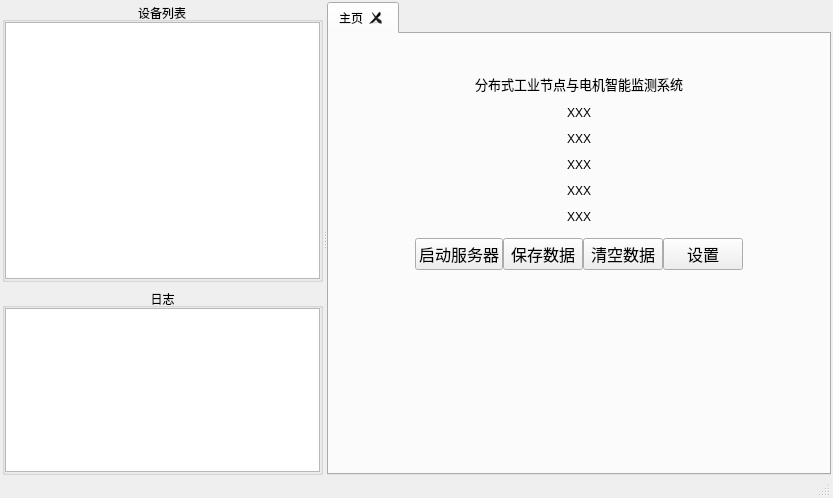
This is Qt/main_form.ui in BedTang/LAProject as Qt 5 draws it before an edit. The edited form follows.
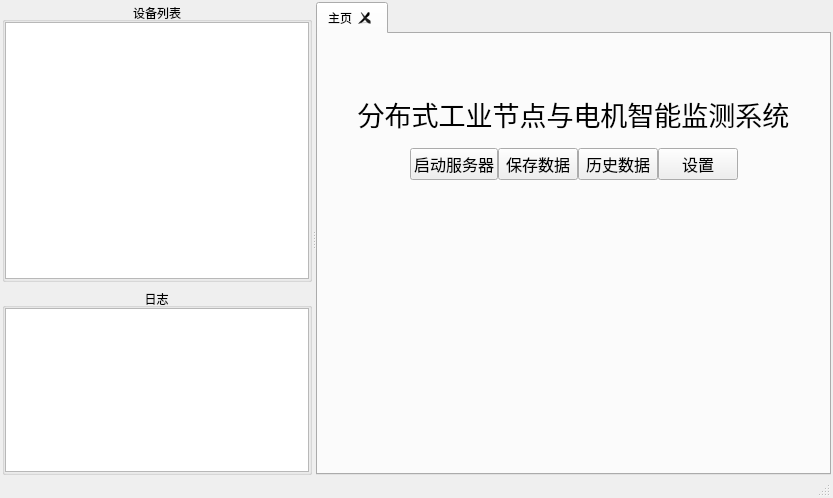
This is the edited form. Icons and pictures are not drawn.

Diff of the .ui file:
```diff
--- a/Qt/main_form.ui
+++ b/Qt/main_form.ui
@@ -112,6 +112,9 @@
        </item>
        <item>
         <widget class="QGroupBox" name="logGroupBox">
+         <property name="enabled">
+          <bool>true</bool>
+         </property>
          <property name="sizePolicy">
           <sizepolicy hsizetype="Preferred" vsizetype="Preferred">
            <horstretch>0</horstretch>
@@ -215,7 +218,7 @@
           <item>
            <widget class="QLabel" name="label">
             <property name="text">
-             <string>&lt;html&gt;&lt;head/&gt;&lt;body&gt;&lt;p align=&quot;center&quot;&gt;&lt;span style=&quot; font-size:10pt;&quot;&gt;分布式工业节点与电机智能监测系统&lt;/span&gt;&lt;/p&gt;&lt;p align=&quot;center&quot;&gt;XXX&lt;/p&gt;&lt;p align=&quot;center&quot;&gt;XXX&lt;/p&gt;&lt;p align=&quot;center&quot;&gt;XXX&lt;/p&gt;&lt;p align=&quot;center&quot;&gt;XXX&lt;/p&gt;&lt;p align=&quot;center&quot;&gt;XXX&lt;br/&gt;&lt;/p&gt;&lt;/body&gt;&lt;/html&gt;</string>
+             <string>&lt;html&gt;&lt;head/&gt;&lt;body&gt;&lt;p align=&quot;center&quot;&gt;&lt;span style=&quot; font-size:20pt;&quot;&gt;分布式工业节点与电机智能监测系统&lt;br/&gt;&lt;/span&gt;&lt;/p&gt;&lt;/body&gt;&lt;/html&gt;</string>
             </property>
            </widget>
           </item>
@@ -295,7 +298,7 @@
                  <string notr="true"/>
                 </property>
                 <property name="text">
-                 <string>清空数据</string>
+                 <string>历史数据</string>
                 </property>
                </widget>
               </item>
```
Left out of the diff: 18 changed lines with no effect on the pictures.
